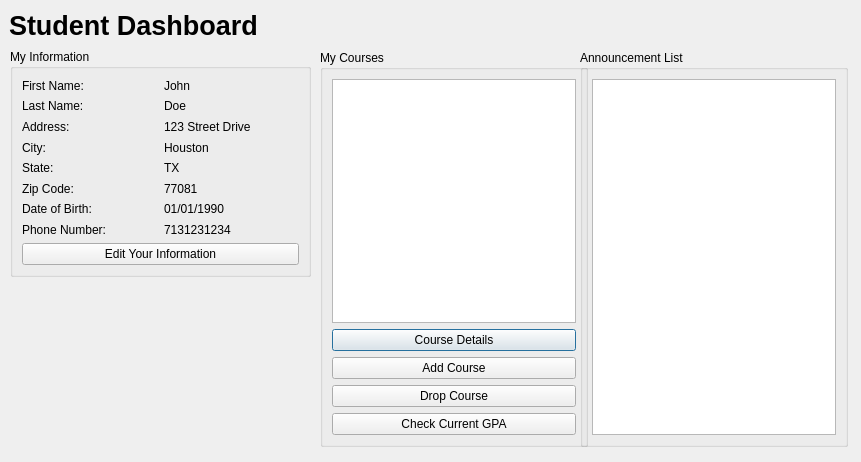
The window that student_dashboard.ui (suhaibchaudhry/lms_project) describes before a commit, drawn with Qt 5.
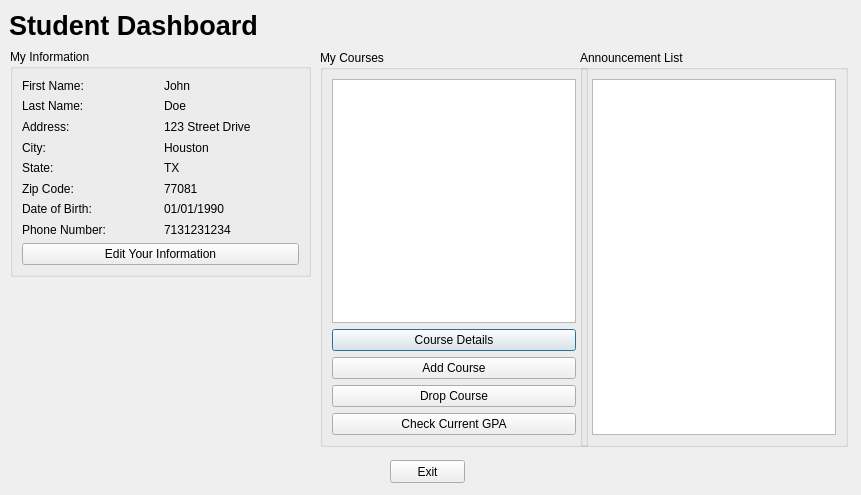
The same window after the commit.

Commit message: added exit button to close window

What changed in the file:
```diff
--- a/student_dashboard.ui
+++ b/student_dashboard.ui
@@ -7,7 +7,7 @@
     <x>0</x>
     <y>0</y>
     <width>861</width>
-    <height>462</height>
+    <height>495</height>
    </rect>
   </property>
   <property name="windowTitle">
@@ -271,6 +271,19 @@
     </item>
    </layout>
   </widget>
+  <widget class="QPushButton" name="pushButton_6">
+   <property name="geometry">
+    <rect>
+     <x>390</x>
+     <y>460</y>
+     <width>75</width>
+     <height>23</height>
+    </rect>
+   </property>
+   <property name="text">
+    <string>Exit</string>
+   </property>
+  </widget>
  </widget>
  <resources/>
  <connections/>
```
Left out of the diff: 19 changed lines with no effect on the pictures.
